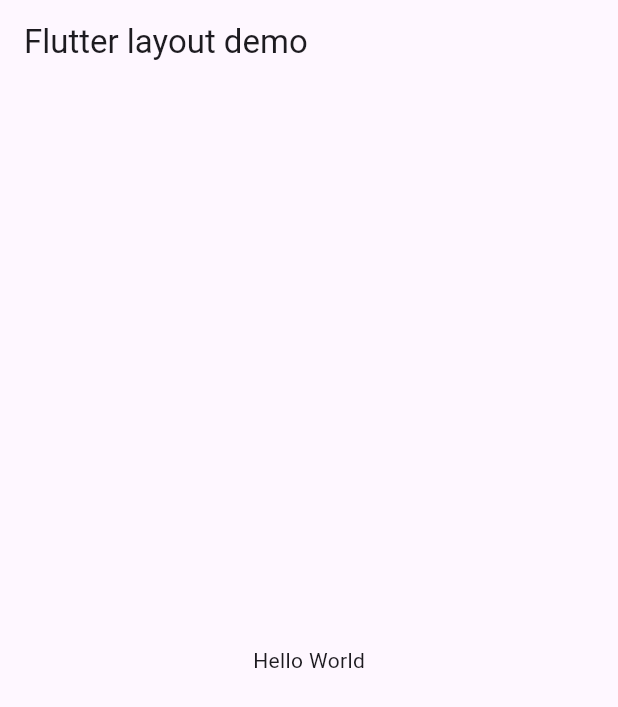
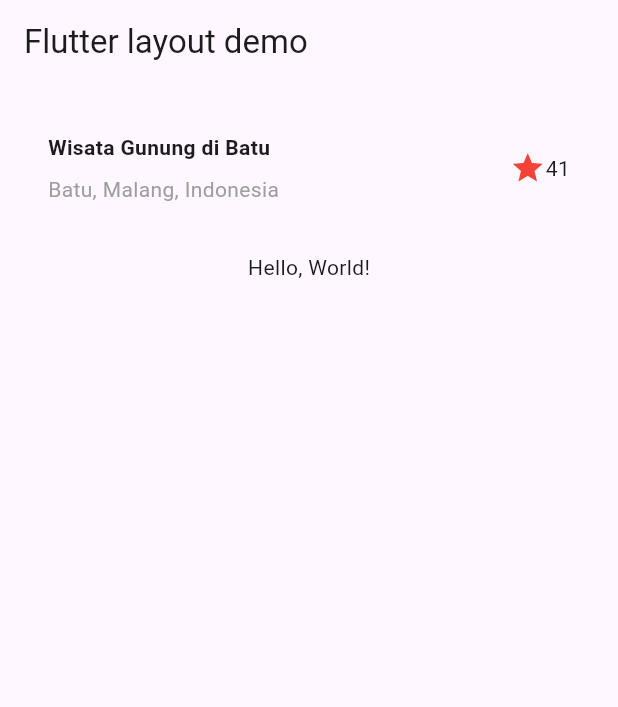
Before and after one commit to bagaskara04/layout_flutter, a Flutter app: the screen it shows after launch, on a phone screen of 412 x 824 dp. Shown: the top 707 px of the screen. Run offline on Flutter 3.47's test engine with Material 3 defaults, Android fonts, the phone set to English and light mode, and no system bars.

Commit message:
Praktikum 1 Langkah 4

```diff
--- a/lib/main.dart
+++ b/lib/main.dart
@@ -7,14 +7,45 @@
 
   @override
   Widget build(BuildContext context) {
+    Widget titleSection = Container(
+      padding: const EdgeInsets.all(32),
+      child: Row(
+        children: [
+          Expanded(
+            /* soal 1*/
+            child: Column(
+              crossAxisAlignment: CrossAxisAlignment.start,
+              children: [
+                /* soal 2*/
+                Container(
+                  padding: const EdgeInsets.only(bottom: 8),
+                  child: const Text(
+                    'Wisata Gunung di Batu',
+                    style: TextStyle(fontWeight: FontWeight.bold),
+                  ),
+                ),
+                Text(
+                  'Batu, Malang, Indonesia',
+                  style: TextStyle(color: Colors.grey[500]),
+                ),
+              ],
+            ),
+          ),
+          /* soal 3*/
+          Icon(Icons.star, color: Colors.red[500]),
+          const Text('41'),
+        ],
+      ),
+    );
     return MaterialApp(
       title: 'Flutter layout: Fachry Akbar Bagaskara 2341760133',
       home: Scaffold(
-        appBar: AppBar(
-          title: const Text('Flutter layout demo'),
-        ),
-        body: const Center(
-          child: Text('Hello World'),
+        appBar: AppBar(title: const Text('Flutter layout demo')),
+        body: Column(
+          children: [
+            titleSection,
+            const Text('Hello, World!'),
+          ],
         ),
       ),
     );
```
Also changed, not shown: images/01_04.png (added), 1 other file.
